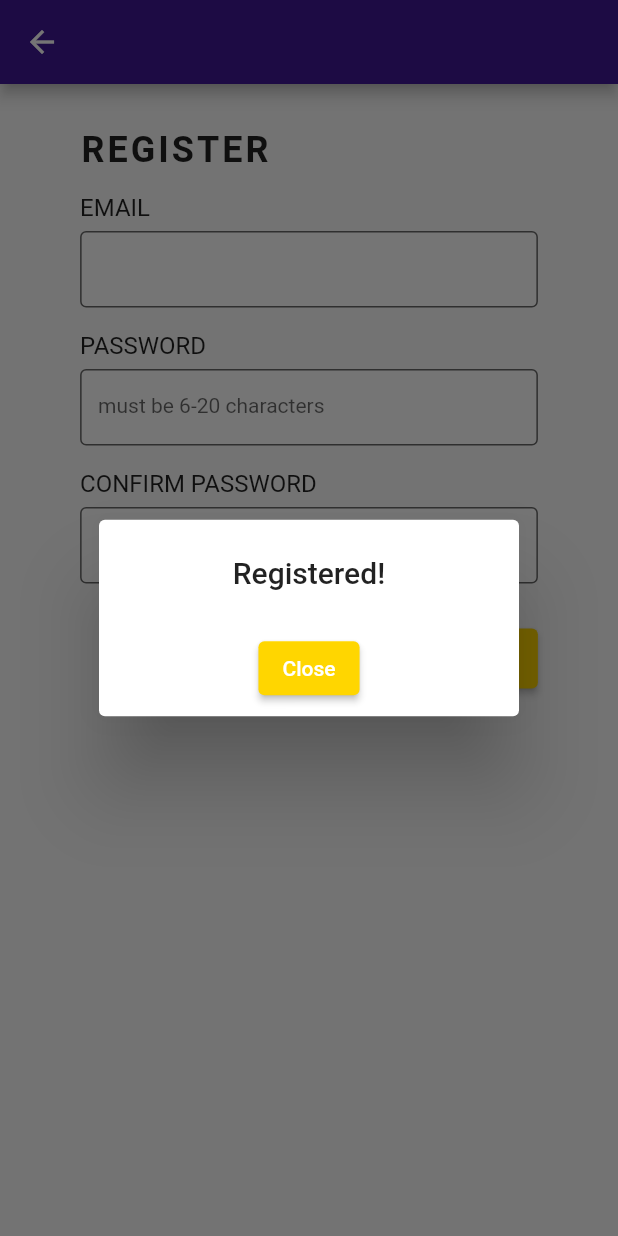
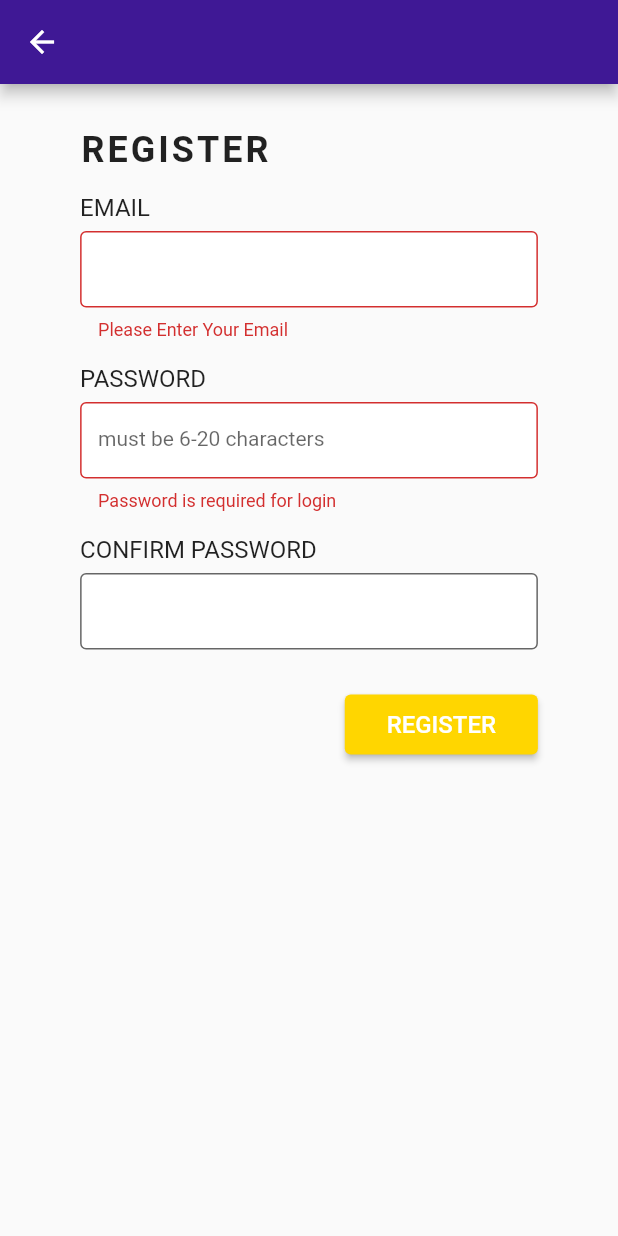
Before and after one commit to gnihker/IMPA, a Flutter app: the RegisterScreen screen opened by its route, after a tap on "REGISTER", on a phone screen of 412 x 824 dp. Run offline on Flutter 3.47's test engine with Material 2 defaults, Android fonts, the phone set to English and light mode, and no system bars; our stand-ins replace cloud_firestore, firebase_auth, firebase_core, fluttertoast, google_fonts, image_picker; accounts and stored records are empty; Roboto replaces fonts that are missing (Prompt).

Commit message:
register implementation

```diff
--- a/lib/screens/register_screen.dart
+++ b/lib/screens/register_screen.dart
@@ -1,10 +1,117 @@
 import 'package:flutter/material.dart';
+import 'package:firebase_auth/firebase_auth.dart';
+import 'package:flutter_application/screens/home.dart';
+import 'package:fluttertoast/fluttertoast.dart';
+import 'package:cloud_firestore/cloud_firestore.dart';
 
-class RegisterScreen extends StatelessWidget {
+import '../models/user_model.dart';
+
+class RegisterScreen extends StatefulWidget {
   const RegisterScreen({Key? key}) : super(key: key);
 
   @override
+  State<RegisterScreen> createState() => _RegisterScreenState();
+}
+
+class _RegisterScreenState extends State<RegisterScreen> {
+  final _auth = FirebaseAuth.instance;
+
+  // our form key
+  final _formKey = GlobalKey<FormState>();
+
+  // editing Controller
+  final emailEditingController = new TextEditingController();
+  final passwordEditingController = new TextEditingController();
+  final confirmPasswordEditingController = new TextEditingController();
+
+  @override
   Widget build(BuildContext context) {
+    final emailField = TextFormField(
+      controller: emailEditingController,
+      keyboardType: TextInputType.emailAddress,
+      validator: (value) {
+        if (value!.isEmpty) {
+          return ("Please Enter Your Email");
+        }
+        // reg expression for email validation
+        if (!RegExp("^[a-zA-Z0-9+_.-]+@[a-zA-Z0-9.-]+.[a-z]").hasMatch(value)) {
+          return ("Please Enter a valid email");
+        }
+        return null;
+      },
+      onSaved: (value) {
+        emailEditingController.text = value!;
+      },
+      textInputAction: TextInputAction.next,
+      style: const TextStyle(
+        fontSize: 16.0,
+        height: 0.7,
+      ),
+      autocorrect: false,
+      decoration: const InputDecoration(
+        filled: true,
+        fillColor: Colors.white,
+        border: OutlineInputBorder(),
+      ),
+    );
+
+    final passwordField = TextFormField(
+      controller: passwordEditingController,
+      validator: (value) {
+        RegExp regex = new RegExp(r'^.{6,}$');
+        if (value!.isEmpty) {
+          return ("Password is required for login");
+        }
+        if (!regex.hasMatch(value)) {
+          return ("Enter Valid Password(Min. 6 Character)");
+        }
+      },
+      onSaved: (value) {
+        passwordEditingController.text = value!;
+      },
+      textInputAction: TextInputAction.next,
+      style: const TextStyle(
+        fontSize: 16.0,
+        height: 0.7,
+      ),
+      autocorrect: false,
+      obscureText: true,
+      decoration: const InputDecoration(
+        filled: true,
+        fillColor: Colors.white,
+        hintText: 'must be 6-20 characters',
+        hintStyle: TextStyle(fontSize: 14),
+        border: OutlineInputBorder(),
+      ),
+    );
+
+    final confirmpasswordField = TextFormField(
+      controller: confirmPasswordEditingController,
+      validator: (value) {
+        if (confirmPasswordEditingController.text !=
+            passwordEditingController.text) {
+          return "Password don't match";
+        }
+        return null;
+      },
+      onSaved: (value) {
+        confirmPasswordEditingController.text = value!;
+      },
+      textInputAction: TextInputAction.done,
+      style: const TextStyle(
+        fontSize: 16.0,
+        height: 0.7,
+      ),
+      autocorrect: false,
+      obscureText: true,
+      decoration: const InputDecoration(
+        filled: true,
+        fillColor: Colors.white,
+        hintStyle: TextStyle(fontSize: 14),
+        border: OutlineInputBorder(),
+      ),
+    );
+
     return SafeArea(
       child: Scaffold(
         appBar: AppBar(
@@ -17,6 +124,8 @@ class RegisterScreen extends StatelessWidget {
           child: Center(
             child: SizedBox(
               width: MediaQuery.of(context).size.width / 1.35,
+              child: Form(
+                key: _formKey,
                 child: Column(
                   children: [
                     const SizedBox(height: 30),
@@ -35,77 +144,39 @@ class RegisterScreen extends StatelessWidget {
                     //email input
                     Column(
                       crossAxisAlignment: CrossAxisAlignment.start,
-                    children: const [
-                      Text(
+                      children: [
+                        const Text(
                           'EMAIL',
                           style: TextStyle(fontSize: 16),
                         ),
-                      SizedBox(height: 6),
-                      TextField(
-                        style: TextStyle(
-                          fontSize: 16.0,
-                          height: 0.7,
-                        ),
-                        autocorrect: false,
-                        decoration: InputDecoration(
-                          filled: true,
-                          fillColor: Colors.white,
-                          border: OutlineInputBorder(),
-                        ),
-                      ),
+                        const SizedBox(height: 6),
+                        emailField,
                       ],
                     ),
                     const SizedBox(height: 16),
                     //password input
                     Column(
                       crossAxisAlignment: CrossAxisAlignment.start,
-                    children: const [
-                      Text(
+                      children: [
+                        const Text(
                           'PASSWORD',
                           style: TextStyle(fontSize: 16),
                         ),
-                      SizedBox(height: 6),
-                      TextField(
-                        style: TextStyle(
-                          fontSize: 16.0,
-                          height: 0.7,
-                        ),
-                        autocorrect: false,
-                        obscureText: true,
-                        decoration: InputDecoration(
-                          filled: true,
-                          fillColor: Colors.white,
-                          hintText: 'must be 6-20 characters',
-                          hintStyle: TextStyle(fontSize: 14),
-                          border: OutlineInputBorder(),
-                        ),
-                      ),
+                        const SizedBox(height: 6),
+                        passwordField,
                       ],
                     ),
                     const SizedBox(height: 16),
                     //confirm password input
                     Column(
                       crossAxisAlignment: CrossAxisAlignment.start,
-                    children: const [
-                      Text(
+                      children: [
+                        const Text(
                           'CONFIRM PASSWORD',
                           style: TextStyle(fontSize: 16),
                         ),
-                      SizedBox(height: 6),
-                      TextField(
-                        style: TextStyle(
-                          fontSize: 16.0,
-                          height: 0.7,
-                        ),
-                        autocorrect: false,
-                        obscureText: true,
-                        decoration: InputDecoration(
-                          filled: true,
-                          fillColor: Colors.white,
-                          hintStyle: TextStyle(fontSize: 14),
-                          border: OutlineInputBorder(),
-                        ),
-                      ),
+                        const SizedBox(height: 6),
+                        confirmpasswordField,
                       ],
                     ),
                     const SizedBox(height: 30),
@@ -117,16 +188,19 @@ class RegisterScreen extends StatelessWidget {
                           height: 40,
                           child: ElevatedButton(
                             onPressed: () {
-                            showDialog(
-                              barrierDismissible: false,
-                              context: context,
-                              builder: (BuildContext context) =>
-                                  _buildRegPopupDialog(context),
-                            );
+                              // showDialog(
+                              //   barrierDismissible: false,
+                              //   context: context,
+                              //   builder: (BuildContext context) =>
+                              //       _buildRegPopupDialog(context),
+                              // );
+                              signUp(emailEditingController.text,
+                                  passwordEditingController.text);
                             },
                             child: const Text(
                               'REGISTER',
-                            style: TextStyle(fontSize: 16, color: Colors.white),
+                              style:
+                                  TextStyle(fontSize: 16, color: Colors.white),
                             ),
                             style: ButtonStyle(
                                 backgroundColor: MaterialStateProperty.all(
@@ -141,34 +215,72 @@ class RegisterScreen extends StatelessWidget {
             ),
           ),
         ),
+      ),
     );
+  }
+
+  void signUp(String email, String password) async {
+    if (_formKey.currentState!.validate()) {
+      await _auth
+          .createUserWithEmailAndPassword(email: email, password: password)
+          .then((value) => {postDetailsToFirestore()})
+          .catchError((e) {
+        Fluttertoast.showToast(msg: e!.message);
+      });
     }
   }
 
-Widget _buildRegPopupDialog(BuildContext context) {
-  return AlertDialog(
-    title: const Text(
-      'Registered!',
-      textAlign: TextAlign.center,
-    ),
-    actions: <Widget>[
-      Row(
-        mainAxisAlignment: MainAxisAlignment.center,
-        children: [
-          ElevatedButton(
-            onPressed: () {
-              Navigator.popUntil(context, ModalRoute.withName('/login'));
-            },
-            child: const Text(
-              'Close',
-              style: TextStyle(color: Colors.white),
-            ),
-            style: ButtonStyle(
-                backgroundColor: MaterialStateProperty.all(
-                    const Color.fromRGBO(255, 214, 0, 1))),
-          ),
-        ],
-      ),
-    ],
-  );
+  postDetailsToFirestore() async {
+    // calling our firestore
+    // calling our user model
+    // sedning these values
+
+    FirebaseFirestore firebaseFirestore = FirebaseFirestore.instance;
+    User? user = _auth.currentUser;
+
+    UserModel userModel = UserModel();
+
+    // writing all the values
+    userModel.email = user!.email;
+    userModel.uid = user.uid;
+
+    await firebaseFirestore
+        .collection("users")
+        .doc(user.uid)
+        .set(userModel.toMap());
+    Fluttertoast.showToast(msg: "Account created successfully :) ");
+
+    Navigator.pushAndRemoveUntil(
+        (context),
+        MaterialPageRoute(builder: (context) => HomeScreen()),
+        (route) => false);
   }
+}
+
+// Widget _buildRegPopupDialog(BuildContext context) {
+//   return AlertDialog(
+//     title: const Text(
+//       'Registered!',
+//       textAlign: TextAlign.center,
+//     ),
+//     actions: <Widget>[
+//       Row(
+//         mainAxisAlignment: MainAxisAlignment.center,
+//         children: [
+//           ElevatedButton(
+//             onPressed: () {
+//               Navigator.popUntil(context, ModalRoute.withName('/login'));
+//             },
+//             child: const Text(
+//               'Close',
+//               style: TextStyle(color: Colors.white),
+//             ),
+//             style: ButtonStyle(
+//                 backgroundColor: MaterialStateProperty.all(
+//                     const Color.fromRGBO(255, 214, 0, 1))),
+//           ),
+//         ],
+//       ),
+//     ],
+//   );
+// }
```
Also changed, not shown: lib/models/user_model.dart (renamed from lib/models/ีuser_model.dart). Lines whose indentation alone changed are shown as unchanged.
